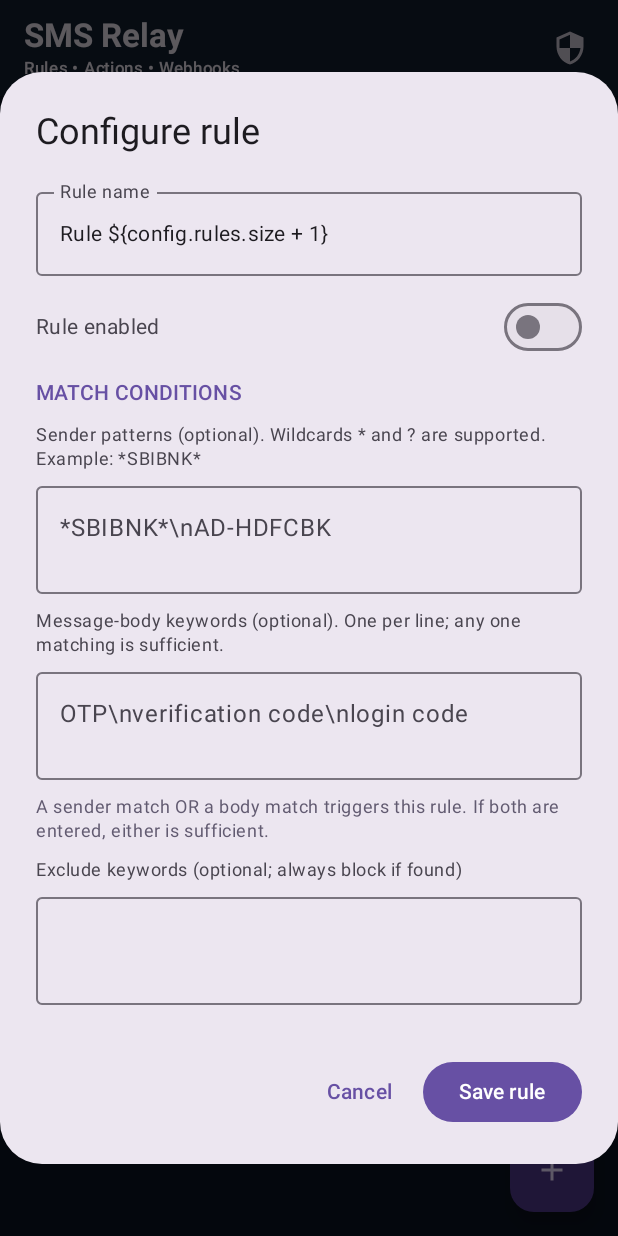
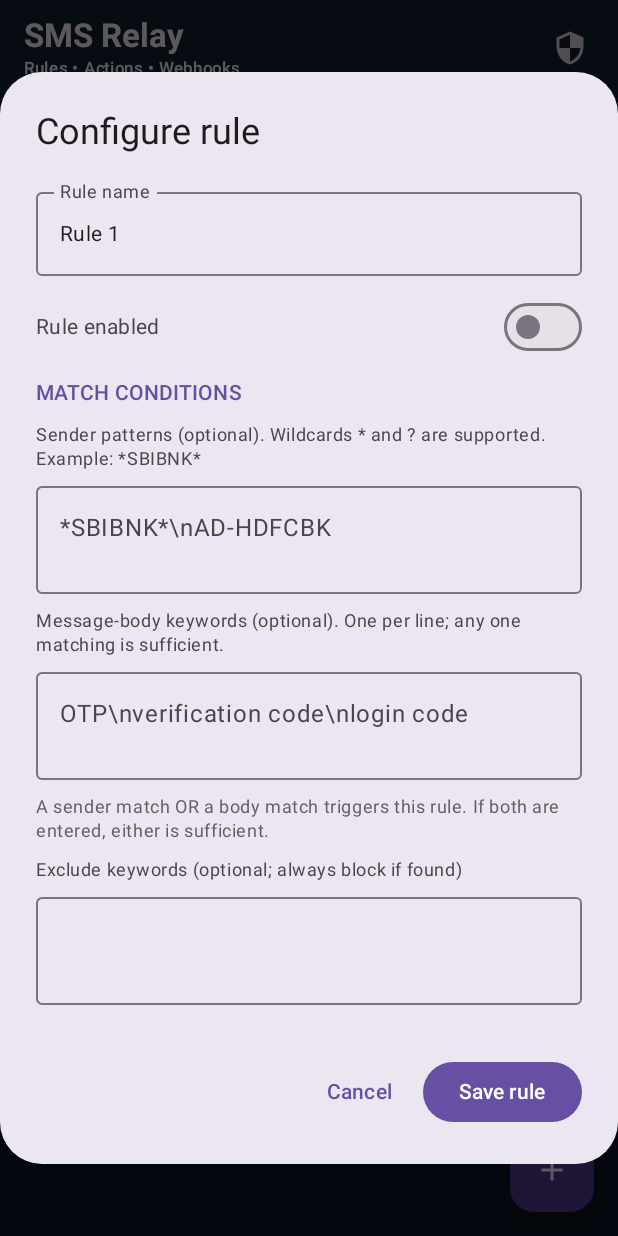
Before and after one commit to whizkris/sms_reader, an Android app built with Jetpack Compose: the screen it shows after launch (MainActivity), after a tap on "Add", on a phone screen of 412 x 824 dp. Run offline under Robolectric (Android 15) with nearby library versions, the phone set to English and light mode, and no system bars; pictures from the network do not load.

Commit message:
Correct Kotlin string interpolation in multi-rule UI and actions

```diff
--- a/app/src/main/java/com/whizkris/smsreader/MainActivity.kt
+++ b/app/src/main/java/com/whizkris/smsreader/MainActivity.kt
@@ -59,7 +59,7 @@ private fun OtpForwarderApp() {
             config = updated
             message = "Settings saved on this device."
         } catch (e: Exception) {
-            message = "Could not save settings: \${e.message ?: "unknown error"}"
+            message = "Could not save settings: ${e.message ?: "unknown error"}"
         }
     }
 
@@ -135,8 +135,8 @@ private fun OtpForwarderApp() {
                             Switch(checked = config.enabled, onCheckedChange = ::setMaster)
                         }
                         Row(horizontalArrangement = Arrangement.spacedBy(8.dp)) {
-                            AssistChip(onClick = {}, label = { Text("\${config.rules.size} total rules") })
-                            AssistChip(onClick = {}, label = { Text("\${config.rules.count { it.enabled }} enabled") })
+                            AssistChip(onClick = {}, label = { Text("${config.rules.size} total rules") })
+                            AssistChip(onClick = {}, label = { Text("${config.rules.count { it.enabled }} enabled") })
                         }
                         if (!receiveGranted || (config.enabled && config.rules.any { it.enabled && it.sendSms } && !sendGranted)) {
                             Text("Permissions needed to run the active actions.", color = MaterialTheme.colorScheme.error,
@@ -203,7 +203,7 @@ private fun OtpForwarderApp() {
                     history.take(20).forEach { event ->
                         ListItem(
                             headlineContent = { Text(event.ruleName, fontWeight = FontWeight.SemiBold) },
-                            supportingContent = { Text("\${event.sender} • \${event.status}") },
+                            supportingContent = { Text("${event.sender} • ${event.status}") },
                             trailingContent = { Text(SmsConfigStore.formatTime(event.timestamp), style = MaterialTheme.typography.labelSmall) }
                         )
                         HorizontalDivider()
@@ -220,7 +220,7 @@ private fun OtpForwarderApp() {
 
     if (creatingRule || editingRule != null) {
         RuleEditorDialog(
-            initial = editingRule ?: SmsRule(name = "Rule \${config.rules.size + 1}"),
+            initial = editingRule ?: SmsRule(name = "Rule ${config.rules.size + 1}"),
             onDismiss = { creatingRule = false; editingRule = null },
             onSave = { rule ->
                 val updatedRules = if (config.rules.any { it.id == rule.id })
@@ -255,9 +255,9 @@ private fun RuleCard(rule: SmsRule, onToggle: (Boolean) -> Unit, onEdit: () -> U
             val body = rule.bodyKeywords.takeIf { it.isNotEmpty() }?.joinToString(", ") ?: "Any body"
             Text("MATCH: sender [$sender] OR body [$body]", style = MaterialTheme.typography.bodySmall)
             if (rule.excludeKeywords.isNotEmpty())
-                Text("EXCLUDE: \${rule.excludeKeywords.joinToString(", ")}", style = MaterialTheme.typography.bodySmall)
+                Text("EXCLUDE: ${rule.excludeKeywords.joinToString(", ")}", style = MaterialTheme.typography.bodySmall)
             Row(horizontalArrangement = Arrangement.spacedBy(8.dp)) {
-                if (rule.sendSms) AssistChip(onClick = {}, label = { Text("SMS • \${rule.smsDestinations.size} destination(s)") })
+                if (rule.sendSms) AssistChip(onClick = {}, label = { Text("SMS • ${rule.smsDestinations.size} destination(s)") })
                 if (rule.sendWebhook) AssistChip(onClick = {}, label = { Text("Webhook") })
             }
             Row(horizontalArrangement = Arrangement.End, modifier = Modifier.fillMaxWidth()) {
@@ -280,7 +280,7 @@ private fun RuleEditorDialog(initial: SmsRule, onDismiss: () -> Unit, onSave: (S
     var destinations by remember(initial.id) { mutableStateOf(initial.smsDestinations.joinToString("\n")) }
     var sendWebhook by remember(initial.id) { mutableStateOf(initial.sendWebhook) }
     var webhookUrl by remember(initial.id) { mutableStateOf(initial.webhookUrl) }
-    var headers by remember(initial.id) { mutableStateOf(initial.webhookHeaders.entries.joinToString("\n") { "\${it.key}: \${it.value}" }) }
+    var headers by remember(initial.id) { mutableStateOf(initial.webhookHeaders.entries.joinToString("\n") { "${it.key}: ${it.value}" }) }
     var error by remember(initial.id) { mutableStateOf<String?>(null) }
 
     AlertDialog(
```
